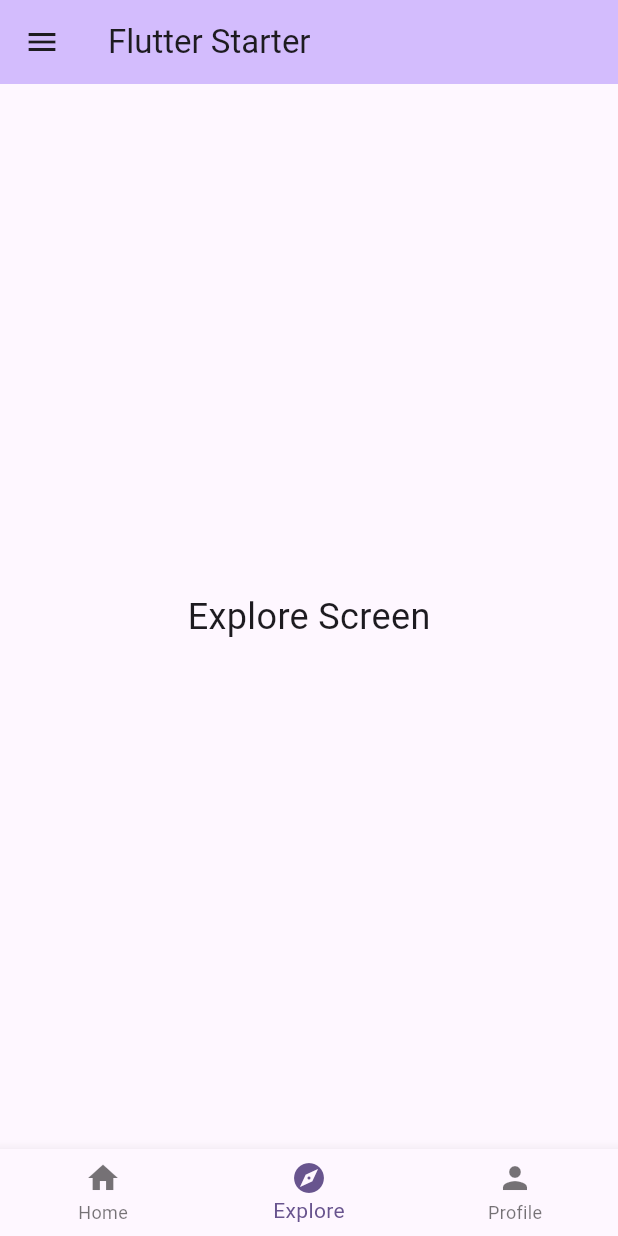
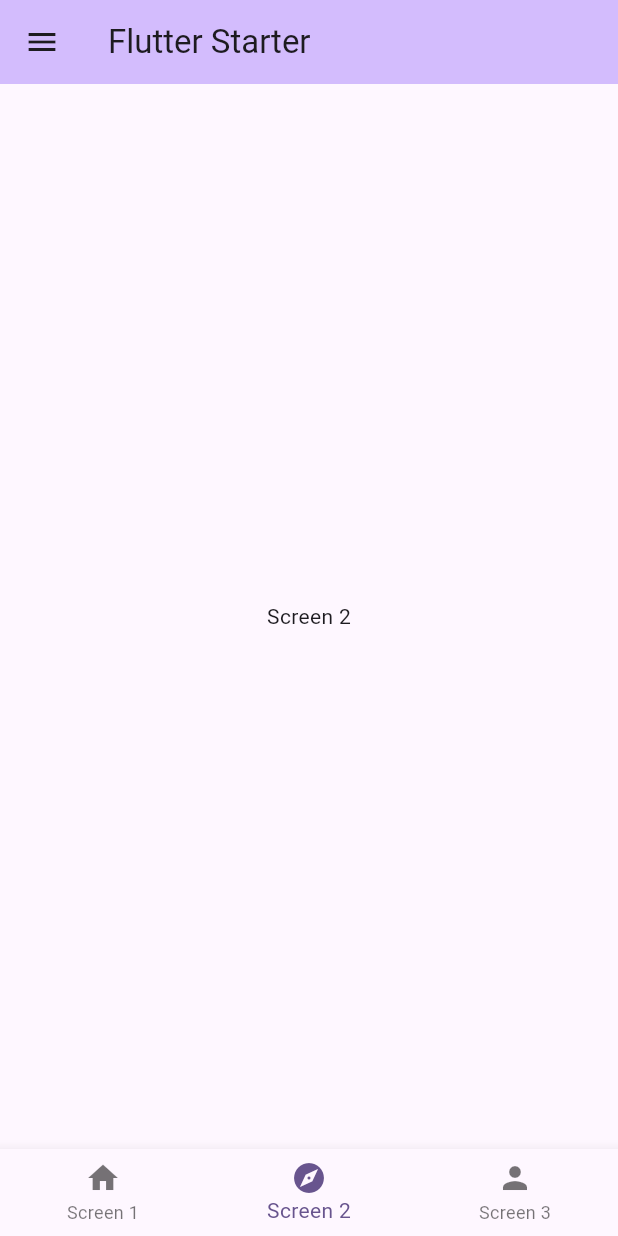
Before and after one commit to MontyCoder0701/flutter-starter, a Flutter app: the screen it shows after launch, item 2 of the bottom bar chosen, on a phone screen of 412 x 824 dp. Run offline on Flutter 3.47's test engine with Material 3 defaults, Android fonts, the phone set to English and light mode, and no system bars; drawn by our look-alikes of upgrader; our stand-ins replace go_router.

Commit message:
refactor: 이름 수정

```diff
--- a/lib/main.dart
+++ b/lib/main.dart
@@ -3,9 +3,9 @@ import 'package:go_router/go_router.dart';
 import 'package:upgrader/upgrader.dart';
 
 import 'main_scaffold.dart';
-import 'screens/explore.dart';
-import 'screens/home.dart';
-import 'screens/profile.dart';
+import 'screens/screen1.dart';
+import 'screens/screen2.dart';
+import 'screens/screen3.dart';
 
 void main() async {
   WidgetsFlutterBinding.ensureInitialized();
@@ -13,19 +13,25 @@ void main() async {
 }
 
 final _router = GoRouter(
-  initialLocation: '/home',
+  initialLocation: '/screen1',
   routes: [
     ShellRoute(
       builder: (context, state, child) => MainScaffold(child: child),
       routes: [
-        GoRoute(path: '/home', builder: (context, state) => const HomeScreen()),
         GoRoute(
-          path: '/explore',
-          builder: (context, state) => const ExploreScreen(),
+          path: '/screen1',
+          pageBuilder: (context, state) =>
+              const NoTransitionPage(child: Screen1()),
         ),
         GoRoute(
-          path: '/profile',
-          builder: (context, state) => const ProfileScreen(),
+          path: '/screen2',
+          pageBuilder: (context, state) =>
+              const NoTransitionPage(child: Screen2()),
+        ),
+        GoRoute(
+          path: '/screen3',
+          pageBuilder: (context, state) =>
+              const NoTransitionPage(child: Screen3()),
         ),
       ],
     ),
--- a/lib/main_scaffold.dart
+++ b/lib/main_scaffold.dart
@@ -6,7 +6,7 @@ class MainScaffold extends StatelessWidget {
 
   const MainScaffold({super.key, required this.child});
 
-  static const tabs = ['/home', '/explore', '/profile'];
+  static const tabs = ['/screen1', '/screen2', '/screen3'];
 
   int _locationToTabIndex(String location) {
     final index = tabs.indexWhere((t) => location.startsWith(t));
@@ -34,18 +34,18 @@ class MainScaffold extends StatelessWidget {
             ),
             ListTile(
               leading: const Icon(Icons.home),
-              title: const Text('Home'),
-              onTap: () => context.go('/home'),
+              title: const Text('Screen 1'),
+              onTap: () => context.go('/screen1'),
             ),
             ListTile(
               leading: const Icon(Icons.explore),
-              title: const Text('Explore'),
-              onTap: () => context.go('/explore'),
+              title: const Text('Screen 2'),
+              onTap: () => context.go('/screen2'),
             ),
             ListTile(
               leading: const Icon(Icons.person),
-              title: const Text('Profile'),
-              onTap: () => context.go('/profile'),
+              title: const Text('Screen 3'),
+              onTap: () => context.go('/screen3'),
             ),
           ],
         ),
@@ -59,9 +59,9 @@ class MainScaffold extends StatelessWidget {
         currentIndex: selectedIndex,
         onTap: (index) => context.go(tabs[index]),
         items: const [
-          BottomNavigationBarItem(icon: Icon(Icons.home), label: 'Home'),
-          BottomNavigationBarItem(icon: Icon(Icons.explore), label: 'Explore'),
-          BottomNavigationBarItem(icon: Icon(Icons.person), label: 'Profile'),
+          BottomNavigationBarItem(icon: Icon(Icons.home), label: 'Screen 1'),
+          BottomNavigationBarItem(icon: Icon(Icons.explore), label: 'Screen 2'),
+          BottomNavigationBarItem(icon: Icon(Icons.person), label: 'Screen 3'),
         ],
       ),
     );
--- a/lib/screens/explore.dart
+++ /dev/null
@@ -1,12 +0,0 @@
-import 'package:flutter/material.dart';
-
-class ExploreScreen extends StatelessWidget {
-  const ExploreScreen({super.key});
-
-  @override
-  Widget build(BuildContext context) {
-    return const Center(
-      child: Text('Explore Screen', style: TextStyle(fontSize: 24)),
-    );
-  }
-}
--- /dev/null
+++ b/lib/screens/screen1.dart
@@ -0,0 +1,10 @@
+import 'package:flutter/material.dart';
+
+class Screen1 extends StatelessWidget {
+  const Screen1({super.key});
+
+  @override
+  Widget build(BuildContext context) {
+    return const Center(child: Text('Screen 1'));
+  }
+}
--- /dev/null
+++ b/lib/screens/screen2.dart
@@ -0,0 +1,10 @@
+import 'package:flutter/material.dart';
+
+class Screen2 extends StatelessWidget {
+  const Screen2({super.key});
+
+  @override
+  Widget build(BuildContext context) {
+    return const Center(child: Text('Screen 2'));
+  }
+}
--- /dev/null
+++ b/lib/screens/screen3.dart
@@ -0,0 +1,10 @@
+import 'package:flutter/material.dart';
+
+class Screen3 extends StatelessWidget {
+  const Screen3({super.key});
+
+  @override
+  Widget build(BuildContext context) {
+    return const Center(child: Text('Screen 3'));
+  }
+}
```
Also changed, not shown: lib/screens/home.dart (deleted, +0 -12 lines), lib/screens/profile.dart (deleted, +0 -12 lines), 1 other file.
